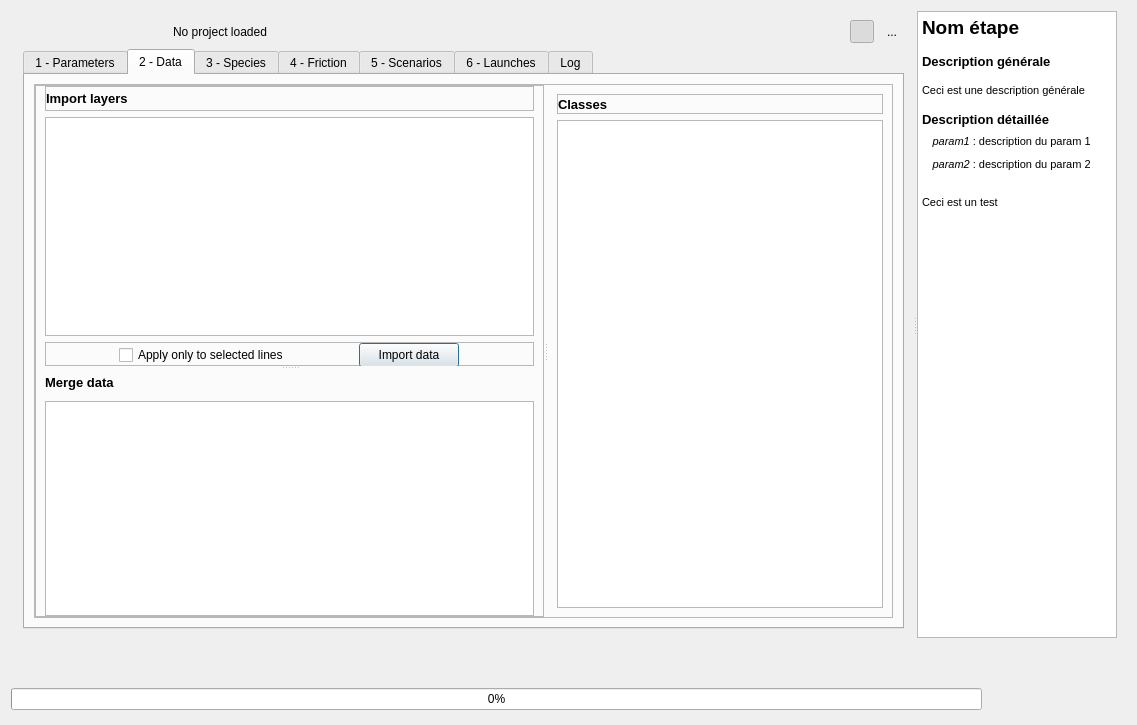
Above: ui/erc_tvb_plugin_dialog_base.ui from MathieuChailloux/MitiConnect before the change. Below: the same form after it.
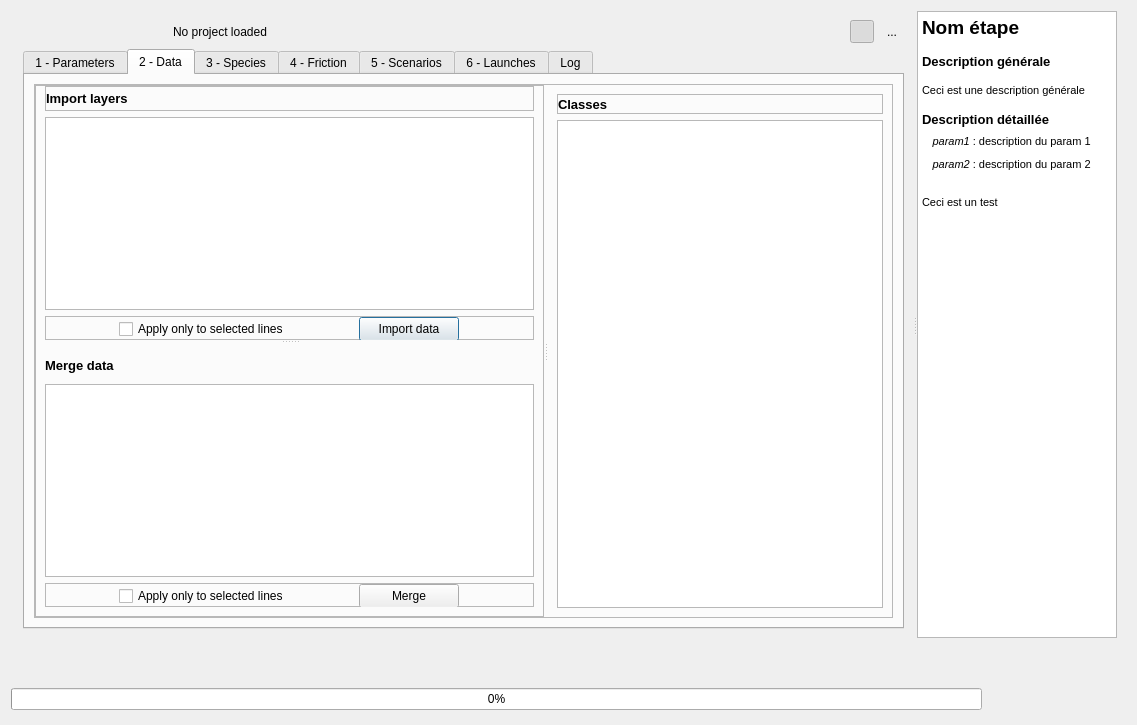
That is the form after the change. The open tabs and pages were chosen to show the change. Icons and pictures are not drawn. Custom widgets are drawn as their Qt base class.

Commit message: Nodata to 0 + syntax error + continue on dialogs

```diff
--- a/ui/erc_tvb_plugin_dialog_base.ui
+++ b/ui/erc_tvb_plugin_dialog_base.ui
@@ -865,12 +865,6 @@
                           <enum>QFrame::Raised</enum>
                          </property>
                          <layout class="QGridLayout" name="gridLayout_12">
-                          <property name="topMargin">
-                           <number>0</number>
-                          </property>
-                          <property name="bottomMargin">
-                           <number>0</number>
-                          </property>
                           <item row="0" column="0">
                            <widget class="QLabel" name="label_113">
                             <property name="sizePolicy">
@@ -990,6 +984,93 @@
                             </property>
                            </widget>
                           </item>
+                          <item row="2" column="0" colspan="4">
+                           <widget class="QFrame" name="frame_16">
+                            <property name="minimumSize">
+                             <size>
+                              <width>0</width>
+                              <height>24</height>
+                             </size>
+                            </property>
+                            <property name="maximumSize">
+                             <size>
+                              <width>16777215</width>
+                              <height>24</height>
+                             </size>
+                            </property>
+                            <property name="frameShape">
+                             <enum>QFrame::StyledPanel</enum>
+                            </property>
+                            <property name="frameShadow">
+                             <enum>QFrame::Raised</enum>
+                            </property>
+                            <layout class="QHBoxLayout" name="horizontalLayout_7">
+                             <property name="topMargin">
+                              <number>0</number>
+                             </property>
+                             <property name="bottomMargin">
+                              <number>0</number>
+                             </property>
+                             <item>
+                              <widget class="QCheckBox" name="importSelection_2">
+                               <property name="sizePolicy">
+                                <sizepolicy hsizetype="Fixed" vsizetype="Fixed">
+                                 <horstretch>0</horstretch>
+                                 <verstretch>0</verstretch>
+                                </sizepolicy>
+                               </property>
+                               <property name="minimumSize">
+                                <size>
+                                 <width>150</width>
+                                 <height>24</height>
+                                </size>
+                               </property>
+                               <property name="maximumSize">
+                                <size>
+                                 <width>16777215</width>
+                                 <height>24</height>
+                                </size>
+                               </property>
+                               <property name="text">
+                                <string>Apply only to selected lines</string>
+                               </property>
+                              </widget>
+                             </item>
+                             <item>
+                              <widget class="QPushButton" name="mergeRun">
+                               <property name="sizePolicy">
+                                <sizepolicy hsizetype="Fixed" vsizetype="Fixed">
+                                 <horstretch>0</horstretch>
+                                 <verstretch>0</verstretch>
+                                </sizepolicy>
+                               </property>
+                               <property name="minimumSize">
+                                <size>
+                                 <width>100</width>
+                                 <height>24</height>
+                                </size>
+                               </property>
+                               <property name="maximumSize">
+                                <size>
+                                 <width>16777215</width>
+                                 <height>24</height>
+                                </size>
+                               </property>
+                               <property name="layoutDirection">
+                                <enum>Qt::LeftToRight</enum>
+                               </property>
+                               <property name="text">
+                                <string>Merge</string>
+                               </property>
+                               <property name="icon">
+                                <iconset>
+                                 <normaloff>:/plugins/BioDispersal/icons/play.svg</normaloff>:/plugins/BioDispersal/icons/play.svg</iconset>
+                               </property>
+                              </widget>
+                             </item>
+                            </layout>
+                           </widget>
+                          </item>
                          </layout>
                         </widget>
                        </widget>
```
Left out of the diff: 6 changed lines with no effect on the pictures. The commit also changes 5 other files.
